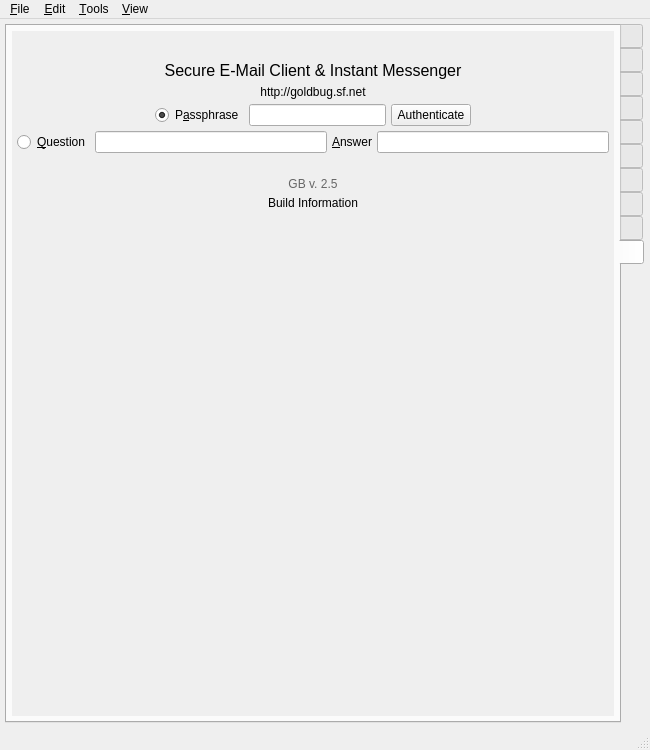
This is branches/trunk/GoldBug-UI/controlcenter.ui in textbrowser/spot-on as Qt 5 draws it before an edit. The edited form follows.
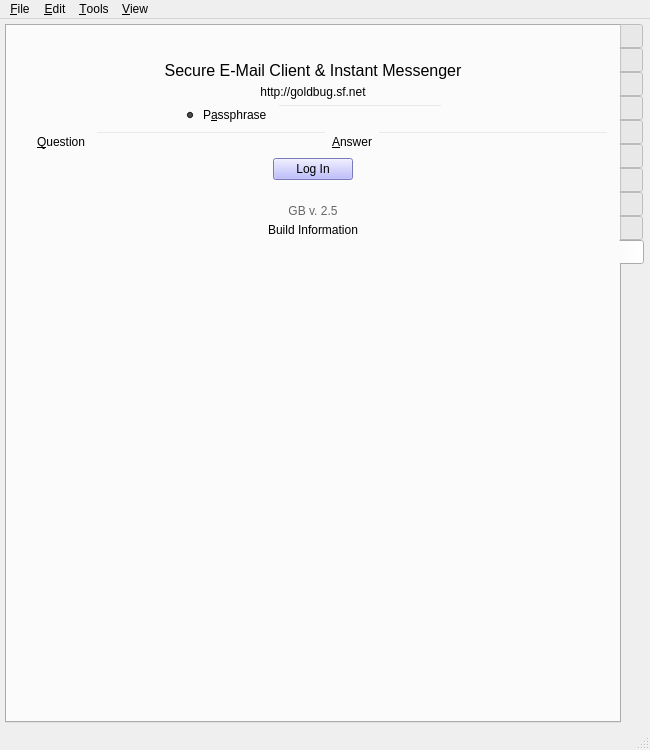
This is the edited form. The open tabs and pages were chosen to show the change. Icons and pictures are not drawn. Custom widgets are drawn as their Qt base class.

```diff
--- a/branches/trunk/GoldBug-UI/controlcenter.ui
+++ b/branches/trunk/GoldBug-UI/controlcenter.ui
@@ -7932,6 +7932,14 @@
        </layout>
       </widget>
       <widget class="QWidget" name="tab_login">
+       <property name="styleSheet">
+        <string notr="true">QWidget#tab_login 
+{
+   border-image: url(:/Logo/background.png) 0 0 0 0 stretch stretch;
+   border-width: 0px;
+}
+</string>
+       </property>
        <attribute name="icon">
         <iconset resource="../Icons/icons.qrc">
          <normaloff>:/everaldo/goldbug_t.png</normaloff>:/everaldo/goldbug_t.png</iconset>
@@ -7951,6 +7959,10 @@
         </property>
         <item>
          <widget class="QScrollArea" name="scrollArea_11">
+          <property name="styleSheet">
+           <string notr="true">background-color: transparent;
+</string>
+          </property>
           <property name="frameShape">
            <enum>QFrame::NoFrame</enum>
           </property>
@@ -7962,8 +7974,8 @@
             <rect>
              <x>0</x>
              <y>0</y>
-             <width>330</width>
-             <height>215</height>
+             <width>560</width>
+             <height>677</height>
             </rect>
            </property>
            <layout class="QVBoxLayout" name="verticalLayout_59">
@@ -8096,13 +8108,6 @@
                   </property>
                  </widget>
                 </item>
-                <item>
-                 <widget class="QPushButton" name="passphraseButton">
-                  <property name="text">
-                   <string>Authenticate</string>
-                  </property>
-                 </widget>
-                </item>
                 <item>
                  <spacer name="horizontalSpacer_9">
                   <property name="orientation">
@@ -8154,6 +8159,46 @@
                 </item>
                </layout>
               </item>
+              <item>
+               <layout class="QHBoxLayout" name="horizontalLayout_3">
+                <item>
+                 <spacer name="horizontalSpacer_3">
+                  <property name="orientation">
+                   <enum>Qt::Horizontal</enum>
+                  </property>
+                  <property name="sizeHint" stdset="0">
+                   <size>
+                    <width>40</width>
+                    <height>20</height>
+                   </size>
+                  </property>
+                 </spacer>
+                </item>
+                <item>
+                 <widget class="QPushButton" name="passphraseButton">
+                  <property name="styleSheet">
+                   <string notr="true">background-color: rgb(170, 170, 255);</string>
+                  </property>
+                  <property name="text">
+                   <string>Log In</string>
+                  </property>
+                 </widget>
+                </item>
+                <item>
+                 <spacer name="horizontalSpacer_15">
+                  <property name="orientation">
+                   <enum>Qt::Horizontal</enum>
+                  </property>
+                  <property name="sizeHint" stdset="0">
+                   <size>
+                    <width>40</width>
+                    <height>20</height>
+                   </size>
+                  </property>
+                 </spacer>
+                </item>
+               </layout>
+              </item>
               <item>
                <widget class="QLabel" name="version">
                 <property name="textFormat">
```
Left out of the diff: 99 changed lines with no effect on the pictures. Lines whose indentation alone changed are shown as unchanged.
